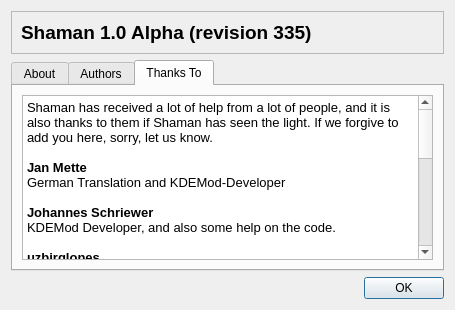
Above: trunk/ui/aboutDialog.ui from drf/shaman1 before the change. Below: the same form after it.
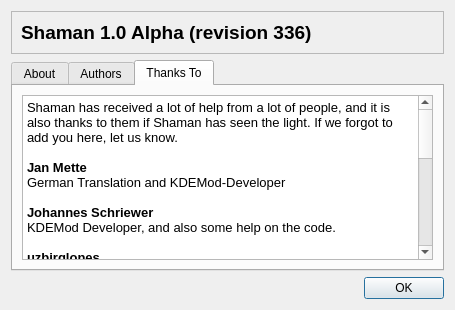
That is the form after the change. The open tabs and pages were chosen to show the change. Icons and pictures are not drawn.

What changed in the file:
```diff
--- a/trunk/ui/aboutDialog.ui
+++ b/trunk/ui/aboutDialog.ui
@@ -28,7 +28,7 @@
          <string>&lt;html>&lt;head>&lt;meta name="qrichtext" content="1" />&lt;style type="text/css">
 p, li { white-space: pre-wrap; }
 &lt;/style>&lt;/head>&lt;body style=" font-family:'Liberation Sans'; font-size:9pt; font-weight:400; font-style:normal;">
-&lt;p style=" margin-top:0px; margin-bottom:0px; margin-left:0px; margin-right:0px; -qt-block-indent:0; text-indent:0px; font-size:10pt;">&lt;span style=" font-size:14pt; font-weight:600;">Shaman 1.0 Alpha (revision 335)&lt;/span>&lt;/p>&lt;/body>&lt;/html></string>
+&lt;p style=" margin-top:0px; margin-bottom:0px; margin-left:0px; margin-right:0px; -qt-block-indent:0; text-indent:0px; font-size:10pt;">&lt;span style=" font-size:14pt; font-weight:600;">Shaman 1.0 Alpha (revision 336)&lt;/span>&lt;/p>&lt;/body>&lt;/html></string>
         </property>
        </widget>
       </item>
@@ -121,7 +121,7 @@
           <string>&lt;html>&lt;head>&lt;meta name="qrichtext" content="1" />&lt;style type="text/css">
 p, li { white-space: pre-wrap; }
 &lt;/style>&lt;/head>&lt;body style=" font-family:'Liberation Sans'; font-size:9pt; font-weight:400; font-style:normal;">
-&lt;p style=" margin-top:0px; margin-bottom:0px; margin-left:0px; margin-right:0px; -qt-block-indent:0; text-indent:0px;">&lt;span style=" font-family:'Sans Serif'; font-size:10pt;">Shaman has received a lot of help from a lot of people, and it is also thanks to them if Shaman has seen the light. If we forgive to add you here, sorry, let us know.&lt;/span>&lt;/p>
+&lt;p style=" margin-top:0px; margin-bottom:0px; margin-left:0px; margin-right:0px; -qt-block-indent:0; text-indent:0px;">&lt;span style=" font-family:'Sans Serif'; font-size:10pt;">Shaman has received a lot of help from a lot of people, and it is also thanks to them if Shaman has seen the light. If we forgot to add you here, let us know.&lt;/span>&lt;/p>
 &lt;p style="-qt-paragraph-type:empty; margin-top:0px; margin-bottom:0px; margin-left:0px; margin-right:0px; -qt-block-indent:0; text-indent:0px; font-family:'Sans Serif'; font-size:10pt; font-weight:600;">&lt;/p>
 &lt;p style=" margin-top:0px; margin-bottom:0px; margin-left:0px; margin-right:0px; -qt-block-indent:0; text-indent:0px; font-family:'Sans Serif'; font-size:10pt; font-weight:600;">Jan Mette&lt;/p>
 &lt;p style=" margin-top:0px; margin-bottom:0px; margin-left:0px; margin-right:0px; -qt-block-indent:0; text-indent:0px; font-family:'Sans Serif'; font-size:10pt;">German Translation and KDEMod-Developer&lt;/p>
```
